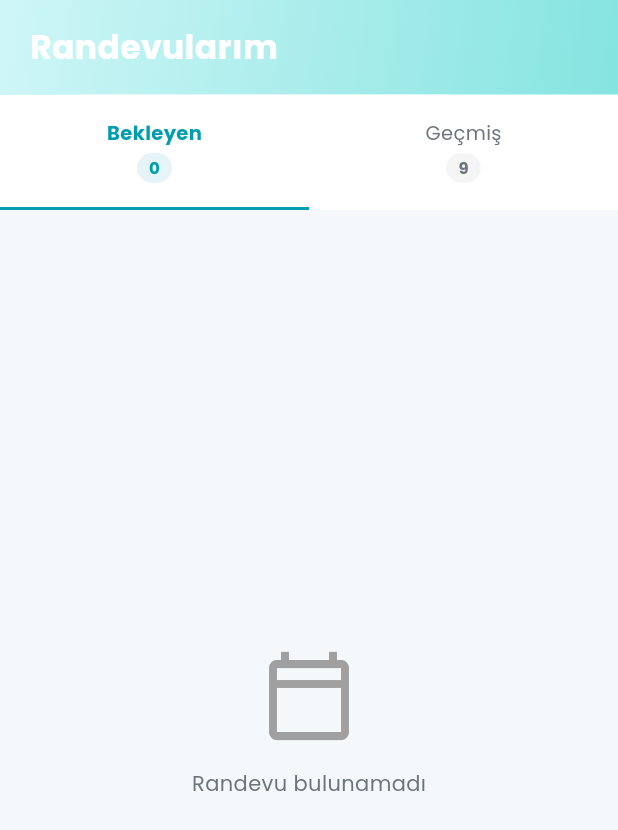
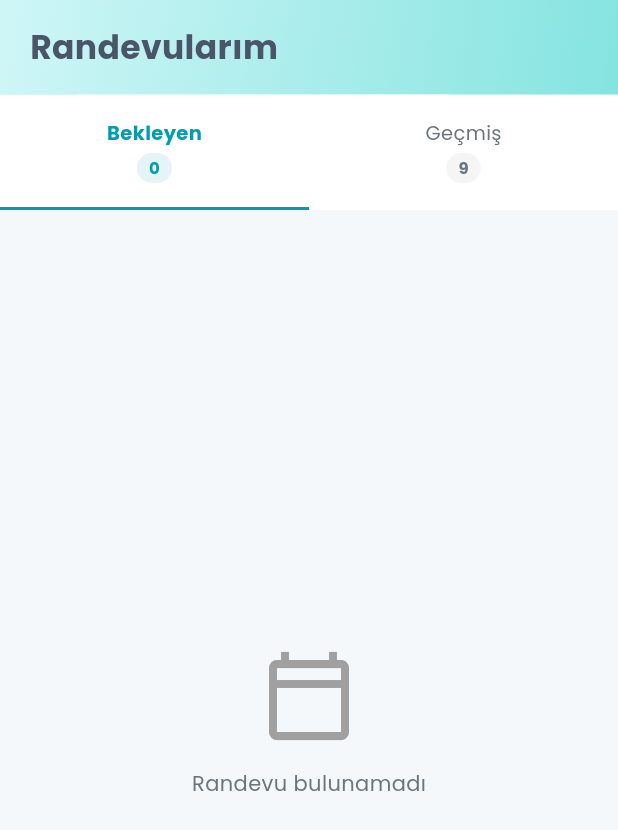
Before and after one commit to CemBlt/app_dent, a Flutter app: the AppointmentsScreen screen opened directly, on a phone screen of 412 x 824 dp. Shown: the top 830 px of the screen. Run offline on Flutter 3.47's test engine with Material 3 defaults, Android fonts, the phone set to English and light mode, and no system bars; our stand-ins replace google_fonts; accounts and stored records are empty.

Commit message:
Yazı Rengi

```diff
--- a/lib/screens/appointments_screen.dart
+++ b/lib/screens/appointments_screen.dart
@@ -193,7 +193,7 @@ class _AppointmentsScreenState extends State<AppointmentsScreen> {
                           Text(
                             'Randevularım',
                             style: AppTheme.headingLarge.copyWith(
-                              color: AppTheme.white,
+                              color: AppTheme.darkText,
                             ),
                           ),
                         ],
--- a/lib/screens/doctor_detail_screen.dart
+++ b/lib/screens/doctor_detail_screen.dart
@@ -91,7 +91,7 @@ class _DoctorDetailScreenState extends State<DoctorDetailScreen> {
                     title: Text(
                       widget.doctor.fullName,
                       style: AppTheme.headingSmall.copyWith(
-                        color: AppTheme.white,
+                        color: AppTheme.darkText,
                       ),
                     ),
                     centerTitle: false,
--- a/lib/screens/filter_hospitals_screen.dart
+++ b/lib/screens/filter_hospitals_screen.dart
@@ -138,7 +138,7 @@ class _FilterHospitalsScreenState extends State<FilterHospitalsScreen> {
       appBar: AppBar(
         title: const Text('Hastane Filtrele'),
         backgroundColor: AppTheme.mediumTurquoise,
-        foregroundColor: AppTheme.white,
+        foregroundColor: AppTheme.darkText,
         elevation: 0,
       ),
       body: _isLoading
--- a/lib/screens/hospital_detail_screen.dart
+++ b/lib/screens/hospital_detail_screen.dart
@@ -128,7 +128,7 @@ class _HospitalDetailScreenState extends State<HospitalDetailScreen> {
                         title: Text(
                           widget.hospital.name,
                           style: AppTheme.headingMedium.copyWith(
-                            color: AppTheme.white,
+                            color: AppTheme.darkText,
                           ),
                         ),
                         background: widget.hospital.image != null
--- a/lib/screens/profile_screen.dart
+++ b/lib/screens/profile_screen.dart
@@ -110,7 +110,7 @@ class _ProfileScreenState extends State<ProfileScreen> {
                               Text(
                                 'Profil',
                                 style: AppTheme.headingLarge.copyWith(
-                                  color: AppTheme.white,
+                                  color: AppTheme.darkText,
                                 ),
                               ),
                             ],
--- a/lib/theme/app_theme.dart
+++ b/lib/theme/app_theme.dart
@@ -10,7 +10,7 @@ class AppTheme {
   static const Color deepCyan = Color(0xFF007C91);
   static const Color turquoiseSoft = Color(0xFF80DEEA);
   static const Color white = Color(0xFFFFFFFF);
-  static const Color darkText = Color(0xFF023047);
+  static const Color darkText = Color(0xFF4A5568); // Orta ton koyu gri-mavi
   static const Color grayText = Color(0xFF6C757D);
   static const Color accentYellow = Color(0xFFFFD166);
 
@@ -86,6 +86,7 @@ class AppTheme {
     appBarTheme: AppBarTheme(
       backgroundColor: Colors.transparent,
       elevation: 0,
+      foregroundColor: darkText,
       iconTheme: const IconThemeData(color: darkText),
       titleTextStyle: GoogleFonts.poppins(
         color: darkText,
```
Also changed, not shown: assets/data/users.json (+6 -6 lines).
